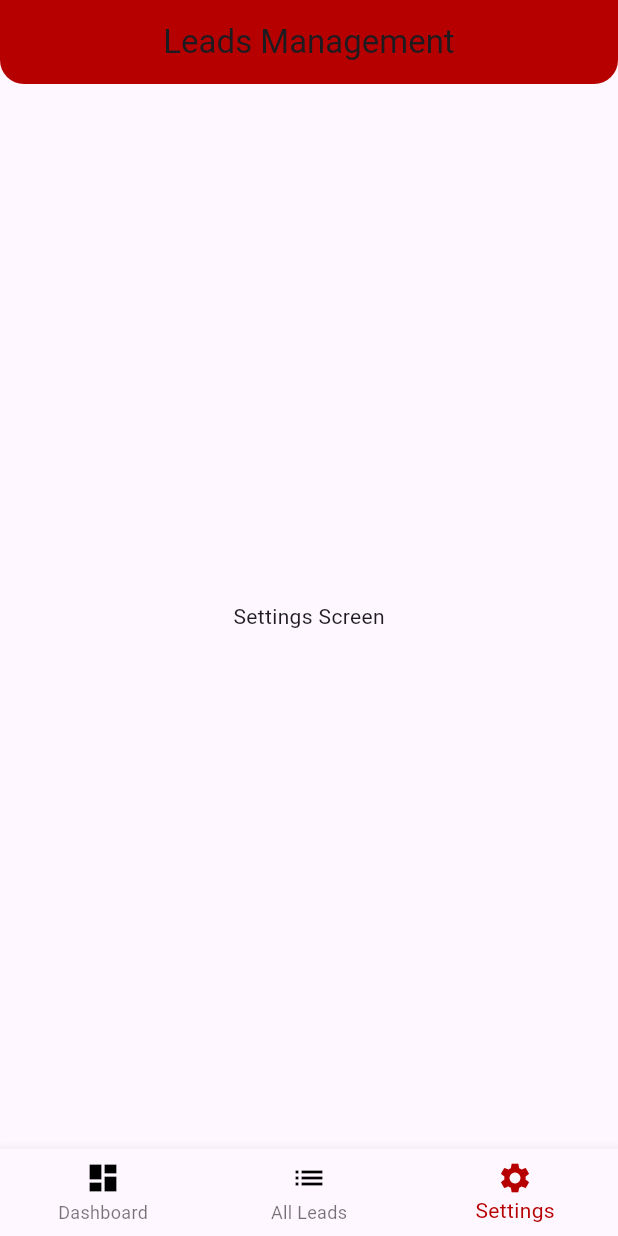
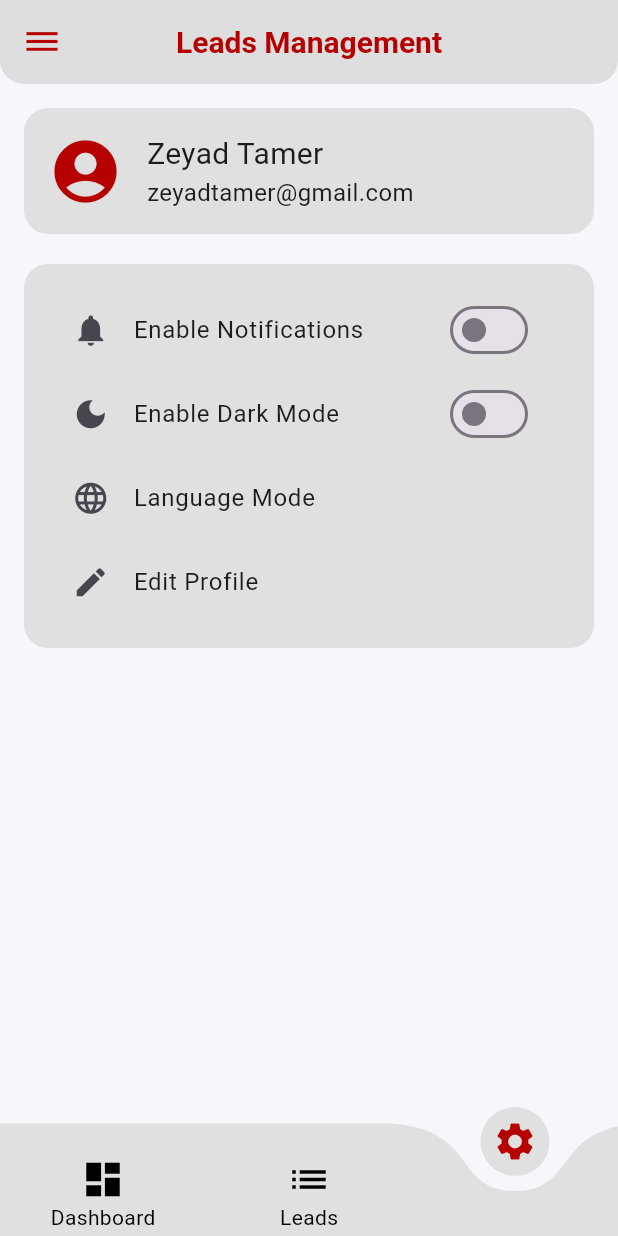
Before and after one commit to Abdelrahman-Zakria/leads_management, a Flutter app: the MyHomePage screen opened directly, item 3 of the bottom bar chosen, on a phone screen of 412 x 824 dp. Run offline on Flutter 3.47's test engine with Material 3 defaults, Android fonts, the phone set to English and light mode, and no system bars; drawn by our look-alikes of curved_navigation_bar; our stand-ins replace get, get_storage; accounts and stored records are empty.

Commit message:
Latest Updates Abdelrahman

```diff
--- a/lib/controllers/homeController.dart
+++ b/lib/controllers/homeController.dart
@@ -1,17 +1,16 @@
 import 'package:flutter/material.dart';
 import 'package:get/get.dart';
+import 'package:leads_management/view/dashboard_screen.dart';
 
 import '../view/all_leads_screen.dart';
-import '../view/dashboard.dart';
 import '../view/settings_screen.dart';
 
 class HomeController extends GetxController {
   var selectedIndex = 0.obs;
 
-
   set _selectedIndex(int index) => selectedIndex.value = index;
 
-  changeSelectedIndex(int index){
+  changeSelectedIndex(int index) {
     selectedIndex.value = index;
     update();
     notifyChildrens();
@@ -21,7 +20,7 @@ class HomeController extends GetxController {
     return [
       DashboardScreen(),
       AllLeadsScreen(),
-      SettingsScreen(),
+      SettingsPage(),
     ];
   }
 }
--- /dev/null
+++ b/lib/controllers/settingsController.dart
@@ -0,0 +1,26 @@
+import 'package:get/get.dart';
+import 'package:leads_management/controllers/themeService.dart';
+
+class SettingsController extends GetxController {
+  var username = 'User'.obs;
+  var email = 'user@example.com'.obs;
+  var notificationsEnabled = false.obs;
+  var darkModeEnabled = false.obs;
+
+  void updateUsername(String newUsername) {
+    username.value = newUsername;
+  }
+
+  void updateEmail(String newEmail) {
+    email.value = newEmail;
+  }
+
+  void toggleNotifications() {
+    notificationsEnabled.toggle();
+  }
+
+  void toggleDarkMode() {
+    darkModeEnabled.toggle();
+       ThemeService().changeTheme();
+    }
+  }
--- /dev/null
+++ b/lib/controllers/themeService.dart
@@ -0,0 +1,171 @@
+// ignore_for_file: deprecated_member_use
+
+import 'package:flutter/material.dart';
+import 'package:flutter/services.dart';
+import 'package:get/get.dart';
+import 'package:get_storage/get_storage.dart';
+import '../config.dart';
+
+class ThemeService{
+ final lightTheme = ThemeData.light().copyWith(
+
+     primaryColor:  UiConfig.colorSec,
+   scaffoldBackgroundColor: Color(0xfff7f6fb),
+   appBarTheme: AppBarTheme(
+     titleSpacing: 20.0,
+     systemOverlayStyle: SystemUiOverlayStyle(
+       statusBarColor: Colors.white,
+       statusBarIconBrightness: Brightness.light,
+     ),
+     backgroundColor: UiConfig.colorSec,
+     elevation: 0.3,
+     titleTextStyle: TextStyle(
+       color: Colors.white,
+       fontSize: 20.0,
+       fontWeight: FontWeight.bold,
+     ),
+     iconTheme: IconThemeData(
+       color: Colors.white,
+     ),
+   ),
+   drawerTheme: DrawerThemeData(
+     backgroundColor: Color(0xfff7f6fb),
+   ),
+   floatingActionButtonTheme:
+   FloatingActionButtonThemeData(
+       backgroundColor: UiConfig.colorSec,
+   ),
+   cardColor: Color(0xfff7f6fb),
+   bottomNavigationBarTheme: BottomNavigationBarThemeData(
+     type: BottomNavigationBarType.fixed,
+     selectedItemColor: UiConfig.colorSec,
+     unselectedItemColor: Colors.grey,
+     elevation: 20.0,
+     backgroundColor: Colors.white,
+   ),
+   iconTheme: IconThemeData(color: UiConfig.colorSec, size: 25),
+   // textTheme: TextTheme(
+   //     bodyText1: TextStyle(
+   //       fontSize: 25.0,
+   //       fontWeight: FontWeight.w600,
+   //       color: Colors.black,
+   //     ),
+   //     bodyText2:TextStyle(
+   //       fontSize: 18.0,
+   //       fontWeight: FontWeight.w600,
+   //       color: Colors.black,
+   //     ) ,
+   //     subtitle1: TextStyle(
+   //       fontSize: 22.0,
+   //       fontWeight: FontWeight.w600,
+   //       color: Colors.black,
+   //     ),
+   //   subtitle2: TextStyle(
+   //       fontSize: 20.0,
+   //       fontWeight: FontWeight.w600,
+   //       color: Colors.black,
+   //     ),
+   //   caption: TextStyle(
+   //     fontSize: 20.0,
+   //     color: Colors.blue
+   //   ),
+   //   button: TextStyle(
+   //     fontSize: 18,
+   //     fontWeight: FontWeight.bold,
+   //     color: Colors.black38,
+   //   ),
+   // ),
+
+ );
+
+ final darkTheme = ThemeData.light().copyWith(
+     primaryColor: Colors.white,
+     scaffoldBackgroundColor:Colors.grey[800],
+     appBarTheme: AppBarTheme(
+       titleSpacing: 20.0,
+       systemOverlayStyle: SystemUiOverlayStyle(
+         statusBarColor: UiConfig.dark,
+         statusBarIconBrightness: Brightness.light,
+       ),
+       backgroundColor: UiConfig.dark,
+       elevation: 0.0,
+       titleTextStyle: TextStyle(
+         color: Colors.white,
+         fontSize: 20.0,
+         fontWeight: FontWeight.bold,
+       ),
+       iconTheme: IconThemeData(
+         color: Colors.white,
+       ),
+     ),
+     floatingActionButtonTheme: FloatingActionButtonThemeData(
+       backgroundColor: Colors.white,
+     ),
+   drawerTheme: DrawerThemeData(
+     backgroundColor:UiConfig.dark,
+     elevation: 5
+   ),
+     iconTheme: IconThemeData(
+       color: Colors.white
+     ),
+     cardColor: UiConfig.dark,
+     bottomNavigationBarTheme: BottomNavigationBarThemeData(
+       type: BottomNavigationBarType.fixed,
+       selectedItemColor: Colors.white,
+       unselectedItemColor: Colors.grey,
+       elevation: 20.0,
+       backgroundColor: UiConfig.dark,
+     ),
+     // textTheme: TextTheme(
+     //   bodyText1: TextStyle(
+     //     fontSize: 18.0,
+     //     fontWeight: FontWeight.w600,
+     //     color: Colors.white,
+     //   ),
+     //   bodyText2:TextStyle(
+     //     fontSize: 18.0,
+     //     fontWeight: FontWeight.w600,
+     //     color: Colors.white,
+     //   ) ,
+     //   subtitle1: TextStyle(
+     //     fontSize: 22.0,
+     //     fontWeight: FontWeight.w600,
+     //     color: Colors.white,
+     //   ),
+     //   subtitle2: TextStyle(
+     //     fontSize: 20.0,
+     //     fontWeight: FontWeight.w600,
+     //     color: Colors.white,
+     // ),
+     //     caption: TextStyle(
+     //         fontSize: 20.0,
+     //         color: Colors.blue
+     //     ),
+     //   button: TextStyle(
+     //     fontSize: 18,
+     //     fontWeight: FontWeight.bold,
+     //     color: Colors.white60,
+     //   ),
+     // )
+ );
+
+  final _getStorage = GetStorage();
+  final _darkThemeKey = 'isDarkTheme';
+
+  void saveThemeData(bool isDarkMode){
+    _getStorage.write(_darkThemeKey, isDarkMode);
+  }
+  bool isSavedDarkMode(){
+    return _getStorage.read(_darkThemeKey)??false;
+  }
+
+  ThemeMode getThemeMode(){
+    return isSavedDarkMode()? ThemeMode.dark : ThemeMode.light;
+  }
+   changeTheme(){
+    Get.changeThemeMode(isSavedDarkMode()?ThemeMode.light: ThemeMode.dark);
+    saveThemeData(!isSavedDarkMode());
+    print("is DARK: ${isSavedDarkMode()}");
+  }
+
+}
--- /dev/null
+++ b/lib/models/leads.dart
@@ -0,0 +1,6 @@
+class Lead {
+  String name;
+  String details;
+
+  Lead({required this.name, required this.details});
+}
--- a/lib/view/all_leads_screen.dart
+++ b/lib/view/all_leads_screen.dart
@@ -38,7 +38,6 @@ class AllLeadsScreen extends StatelessWidget {
                               fontSize: 20,
                               color: Colors.white,
                               fontWeight: FontWeight.bold,
-
                             ),
                             textAlign: TextAlign.center,),
                           )),
@@ -50,7 +49,6 @@ class AllLeadsScreen extends StatelessWidget {
                           decoration: BoxDecoration(
                             color: UiConfig.colorSec,
                             borderRadius: BorderRadius.circular(16),
-
                           ),
                           child: Center(
                             child: Text("This week",style: TextStyle(
@@ -121,8 +119,8 @@ class AllLeadsScreen extends StatelessWidget {
                               ),
                               Row(
                                 children: [
-                                  IconButton(onPressed: (){}, icon: Icon(Icons.call)),
-                                  IconButton(onPressed: (){}, icon: Icon(Icons.message_outlined))
+                                  IconButton(onPressed: (){}, icon: Icon(Icons.call,color: UiConfig.colorSec,)),
+                                  IconButton(onPressed: (){}, icon: Icon(Icons.message_outlined,color: UiConfig.colorSec,))
                                 ],
                               ),
                             ],
--- a/lib/view/dashboard.dart
+++ /dev/null
@@ -1,8 +0,0 @@
-import 'package:flutter/material.dart';
-
-class DashboardScreen extends StatelessWidget {
-  @override
-  Widget build(BuildContext context) {
-    return Text('Dashboard Screen');
-  }
-}
--- a/lib/view/home_screen.dart
+++ b/lib/view/home_screen.dart
@@ -1,7 +1,9 @@
+import 'package:curved_navigation_bar/curved_navigation_bar.dart';
 import 'package:flutter/material.dart';
 import 'package:get/get.dart';
 import 'package:leads_management/config.dart';
 import 'package:leads_management/controllers/homeController.dart';
+import 'package:leads_management/controllers/themeService.dart';
 
 class MyHomePage extends StatelessWidget {
   final HomeController controller = Get.find<HomeController>();
@@ -10,10 +12,20 @@ class MyHomePage extends StatelessWidget {
   Widget build(BuildContext context) {
     return Scaffold(
       appBar: AppBar(
-        title: Text('Leads Management'),
-        backgroundColor: UiConfig.colorSec,
+        title: Text('Leads Management',style: TextStyle(
+          color: UiConfig.colorSec,
+
+        ),),
+        backgroundColor: Colors.grey[300],
+
         centerTitle: true,
-        leading: SizedBox.shrink(),
+        leading: IconButton(
+          onPressed: (){},
+          icon: Icon(
+            Icons.dehaze,
+            color: UiConfig.colorSec,
+          ),
+        ),
         shape: RoundedRectangleBorder(borderRadius: BorderRadius.only(bottomLeft: Radius.circular(16),bottomRight: Radius.circular(16))),
       ),
       body: Center(
@@ -21,37 +33,53 @@ class MyHomePage extends StatelessWidget {
       ),
       bottomNavigationBar: GetBuilder<HomeController>(
         builder: (homeController) {
-          return BottomNavigationBar(
-            selectedItemColor: UiConfig.colorSec,
-            selectedLabelStyle: TextStyle(color: UiConfig.colorSec,),
-            items: <BottomNavigationBarItem>[
-              BottomNavigationBarItem(
-                icon: Icon(Icons.dashboard,
-                    color: homeController.selectedIndex == 0
-                        ? UiConfig.colorSec
-                        : Colors.black),
-                label: 'Dashboard',
+          return CurvedNavigationBar( // Use CurvedNavigationBar
+            // color: Colors.black,
+            color: Colors.grey[300]!,
+            index: homeController.selectedIndex.value,
+            backgroundColor: Colors.transparent,
+            items: <Widget>[
+              homeController.selectedIndex.value == 0 ? Icon(Icons.dashboard, size: 30,color: homeController.selectedIndex.value == 0 ? UiConfig.colorSec : Colors.black,):Padding(
+                padding: const EdgeInsets.only(top: 20.0),
+                child: Column(
+                  mainAxisSize: MainAxisSize.min,
+                  mainAxisAlignment: MainAxisAlignment.end,
+                  children: [
+                    Icon(Icons.dashboard, size: 30,color: homeController.selectedIndex.value == 0 ? UiConfig.colorSec : Colors.black,),
+                    Text("Dashboard",style: TextStyle(color: homeController.selectedIndex.value == 0 ? UiConfig.colorSec : Colors.black,),),
+                  ],
+                ),
               ),
-              BottomNavigationBarItem(
-                icon: Icon(Icons.list,
-                    color: homeController.selectedIndex == 1
-                        ? UiConfig.colorSec
-                        : Colors.black),
-                label: 'All Leads',
+              homeController.selectedIndex.value == 1 ?
+              Icon(Icons.list, size: 30,color: homeController.selectedIndex.value == 1 ? UiConfig.colorSec : Colors.black,):
+              Padding(
+                padding: const EdgeInsets.only(top: 20.0),
+                child: Column(
+                  mainAxisSize: MainAxisSize.min,
+                  mainAxisAlignment: MainAxisAlignment.end,
+                  children: [
+                  Icon(Icons.list, size: 30,color: homeController.selectedIndex.value == 1 ? UiConfig.colorSec : Colors.black,),
+                  Text("Leads",style: TextStyle(color: homeController.selectedIndex.value == 1 ? UiConfig.colorSec : Colors.black,),),
+                ],),
               ),
-              BottomNavigationBarItem(
-                icon: Icon(Icons.settings,
-                    color: homeController.selectedIndex == 2
-                        ? UiConfig.colorSec
-                        : Colors.black),
-                label: 'Settings',
+
+              homeController.selectedIndex.value == 2?
+              Icon(Icons.settings, size: 30,color: homeController.selectedIndex.value == 2 ? UiConfig.colorSec : Colors.black,):Padding(
+                padding: const EdgeInsets.only(top: 20.0),
+                child: Column(
+                  mainAxisSize: MainAxisSize.min,
+                  mainAxisAlignment: MainAxisAlignment.end,
+                  children: [
+                    Icon(Icons.settings, size: 30,color: homeController.selectedIndex.value == 2 ? UiConfig.colorSec : Colors.black,),
+                    Text("Settings",style: TextStyle(color: homeController.selectedIndex.value == 2 ? UiConfig.colorSec : Colors.black,),),
+
+                  ],
+                ),
               ),
             ],
-            currentIndex: homeController.selectedIndex.value,
             onTap: (index) => homeController.changeSelectedIndex(index),
           );
         },
-      ),
-    );
+      ),    );
   }
 }
--- a/lib/view/settings_screen.dart
+++ b/lib/view/settings_screen.dart
@@ -1,8 +1,83 @@
+// lib/views/settings_page.dart
 import 'package:flutter/material.dart';
+import 'package:get/get.dart';
+import 'package:leads_management/config.dart';
 
-class SettingsScreen extends StatelessWidget {
+import '../controllers/settingsController.dart';
+
+class SettingsPage extends StatelessWidget {
+  final SettingsController settingsController = Get.put(SettingsController());
+
   @override
   Widget build(BuildContext context) {
-    return Text('Settings Screen');
+    return Scaffold(
+
+      body: Padding(
+        padding: const EdgeInsets.all(16.0),
+        child: Column(
+          children: [
+            Container(
+              padding: EdgeInsets.all(16),
+              decoration: BoxDecoration(
+                color: Colors.grey[300],
+                borderRadius: BorderRadius.circular(16),
+              ),
+              child: Row(
+                children: [
+                  Icon(Icons.account_circle, size: 50,color: UiConfig.colorSec,),
+                  SizedBox(width: 16),
+                  Column(
+                    crossAxisAlignment: CrossAxisAlignment.start,
+                    children: [
+                      Text('Zeyad Tamer', style: TextStyle(fontSize: 20)),
+                      Text('zeyadtamer@gmail.com', style: TextStyle(fontSize: 16)),
+                    ],
+                  ),
+                ],
+              ),
+            ),
+            SizedBox(height: 20),
+            Container(
+              padding: EdgeInsets.all(16),
+              decoration: BoxDecoration(
+                color: Colors.grey[300],
+                borderRadius: BorderRadius.circular(16),
+              ),
+              child: Column(
+                children: [
+                  ListTile(
+                    leading: Icon(Icons.notifications),
+                    title: Text('Enable Notifications'),
+                    trailing: Obx(() => Switch(
+                      value: settingsController.notificationsEnabled.value,
+                      onChanged: (value) =>
+                          settingsController.toggleNotifications(),
+                    )),
+                  ),
+                  ListTile(
+                    leading: Icon(Icons.dark_mode),
+                    title: Text('Enable Dark Mode'),
+                    trailing: Obx(() => Switch(
+                      activeColor: UiConfig.colorSec,
+                      value: settingsController.darkModeEnabled.value,
+                      onChanged: (value) =>
+                          settingsController.toggleDarkMode(),
+                    )),
+                  ),
+                  ListTile(
+                    leading: Icon(Icons.language),
+                    title: Text('Language Mode'),
+                  ),
+                  ListTile(
+                    leading: Icon(Icons.edit),
+                    title: Text('Edit Profile'),
+                  ),
+                ],
+              ),
+            ),
+          ],
+        ),
+      ),
+    );
   }
 }
--- a/pubspec.yaml
+++ b/pubspec.yaml
@@ -36,6 +36,8 @@ dependencies:
   # Use with the CupertinoIcons class for iOS style icons.
   cupertino_icons: ^1.0.2
   get: ^4.6.6
+  get_storage: ^2.1.1
+  curved_navigation_bar: ^1.0.3
 
 dev_dependencies:
   flutter_test:
```
Also changed, not shown: lib/controllers/dashboardController.dart (added, +64 -0 lines), lib/main.dart (+4 -3 lines), lib/reuseableWidgets/custom_list_tile_leaderboard.dart (added, +45 -0 lines), lib/reuseableWidgets/custom_progress_bar.dart (added, +42 -0 lines), lib/view/dashboard_screen.dart (added, +103 -0 lines), lib/view/lead_details.dart (+46 -28 lines), pubspec.lock, 1 other file.
